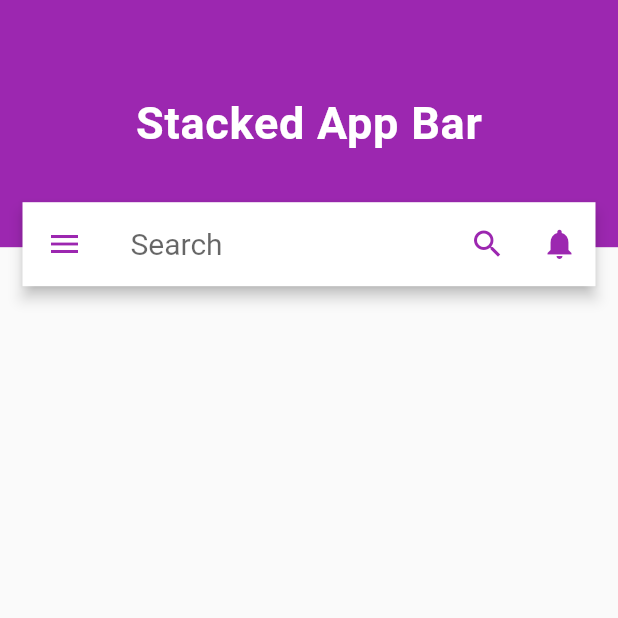
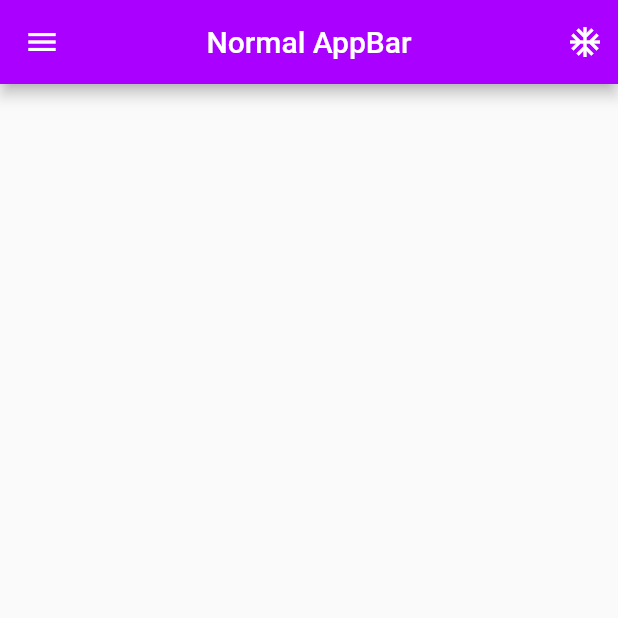
Before and after one commit to Rishabh-Negi/Custom_AppBars, a Flutter app: the screen it shows after launch, on a phone screen of 412 x 824 dp, the top half of it. Run offline on Flutter 3.47's test engine with Material 2 defaults, Android fonts, the phone set to English and light mode, and no system bars.

Commit message:
added normal appBar

```diff
--- /dev/null
+++ b/lib/appbars/normal_app_bar.dart
@@ -0,0 +1,26 @@
+import 'package:flutter/material.dart';
+import 'package:flutter/cupertino.dart';
+
+class MyAppBar extends StatelessWidget {
+  @override
+  Widget build(BuildContext context) {
+    return Scaffold(
+      // body: StackedAppBar(),
+      appBar: AppBar(
+        backgroundColor: Colors.purpleAccent[700],
+        title: Text('Normal AppBar'),
+        centerTitle: true,
+        leading: IconButton(
+          icon: Icon(Icons.menu),
+          onPressed: () => debugPrint('Menu Icon Tapped'),
+        ),
+        actions: [
+          Padding(
+            padding: EdgeInsets.all(10),
+            child: Icon(Icons.ac_unit),
+          )
+        ],
+      ),
+    );
+  }
+}
--- a/lib/main.dart
+++ b/lib/main.dart
@@ -1,4 +1,5 @@
 import 'package:flutter/material.dart';
+import 'appbars/normal_app_bar.dart';
 import 'appbars/stacked_app_bar.dart';
 
 void main() {
@@ -9,9 +10,11 @@ class MyApp extends StatelessWidget {
   @override
   Widget build(BuildContext context) {
     return MaterialApp(
-      home: Scaffold(
-        body: StackedAppBar(),
-      ),
+      // home: Scaffold(
+      //   body: StackedAppBar(),
+      // ),
+
+      home: MyAppBar(),
     );
   }
 }
```
